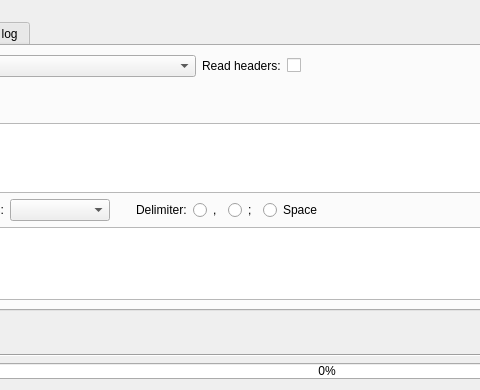
This is core/ui/toolbars/utilities/csv.ui in Giswater/giswater_qgis_plugin as Qt 5 draws it before an edit; both pictures show x 121 to 601 and y 0 to 390 of the 896 by 390 pixel window. The edited form follows.
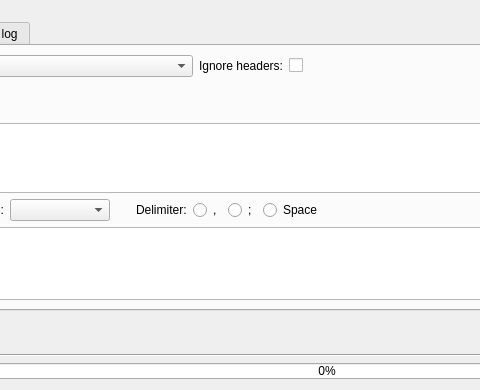
This is the edited form.

Commit message: Enhancement: manage and refactor chk_ignore_headers

```diff
--- a/core/ui/toolbars/utilities/csv.ui
+++ b/core/ui/toolbars/utilities/csv.ui
@@ -112,7 +112,7 @@
             <item>
              <widget class="QLabel" name="lbl_import_header">
               <property name="text">
-               <string>Read headers:</string>
+               <string>Ignore headers:</string>
               </property>
              </widget>
             </item>
```
Left out of the diff: 4 changed lines with no effect on the pictures. The commit also changes 1 other file.
